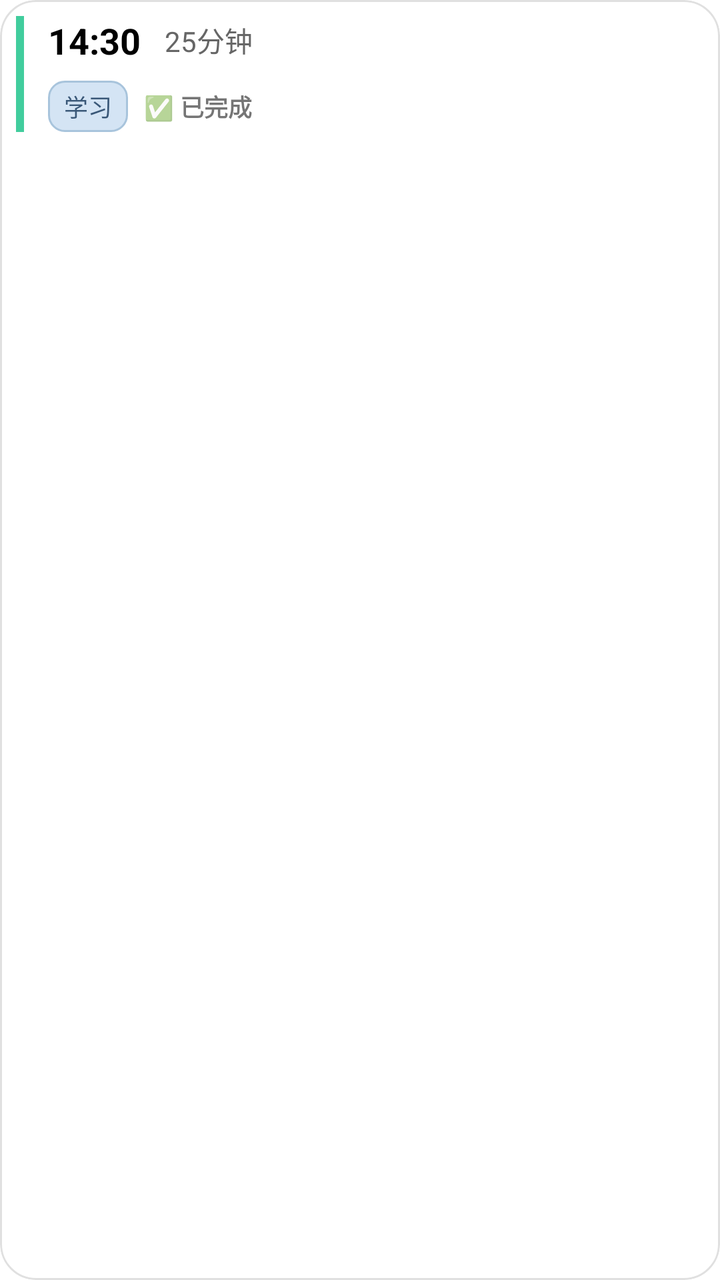
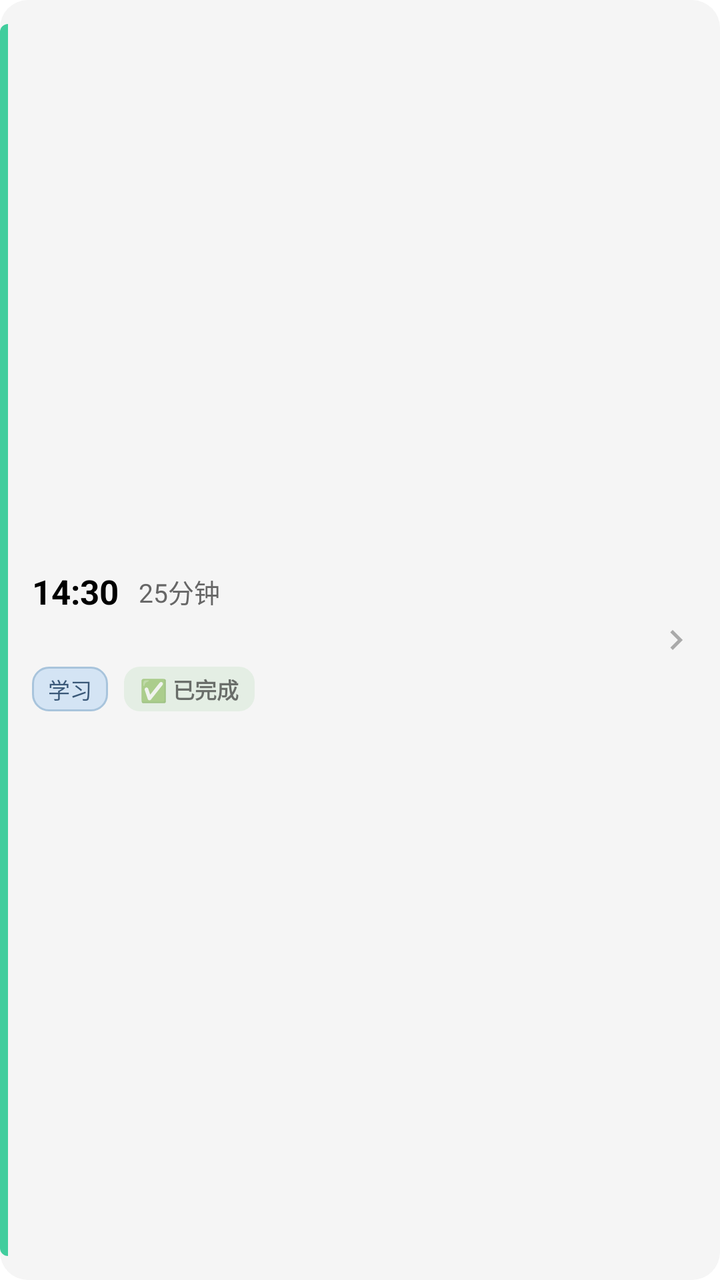

Screens rendered from an Android XML layout before and after an edit, with the pre-edit source and the edit as a unified diff.
<!-- AndroidManifest.xml: application theme Theme.PomodoroTimer -->
<!-- res/layout/item_session.xml -->
<?xml version="1.0" encoding="utf-8"?>
<com.google.android.material.card.MaterialCardView xmlns:android="http://schemas.android.com/apk/res/android"
    xmlns:app="http://schemas.android.com/apk/res-auto"
    android:layout_width="match_parent"
    android:layout_height="wrap_content"
    android:layout_marginStart="3dp"
    android:layout_marginTop="6dp"
    android:layout_marginEnd="3dp"
    android:layout_marginBottom="6dp"
    android:clickable="true"
    android:focusable="true"
    android:foreground="?attr/selectableItemBackground"
    app:cardCornerRadius="18dp"
    app:cardElevation="3dp"
    app:strokeColor="@color/border_light"
    app:strokeWidth="1dp">

    <LinearLayout
        android:layout_width="match_parent"
        android:layout_height="wrap_content"
        android:orientation="horizontal"
        android:padding="8dp">

        
        <View
            android:layout_width="4dp"
            android:layout_height="match_parent"
            android:background="@color/primary"
            android:layout_marginEnd="12dp" />

        <LinearLayout
            android:layout_width="0dp"
            android:layout_height="wrap_content"
            android:layout_weight="1"
            android:orientation="vertical">

            <LinearLayout
                android:layout_width="match_parent"
                android:layout_height="wrap_content"
                android:orientation="horizontal"
                android:gravity="center_vertical">

                <TextView
                    android:id="@+id/session_time"
                    android:layout_width="wrap_content"
                    android:layout_height="wrap_content"
                    android:text="@string/layout_placeholder_time"
                    android:textSize="18sp"
                    android:textStyle="bold"
                    android:textColor="@color/text_primary"
                    android:layout_marginEnd="12dp" />

                <TextView
                    android:id="@+id/session_duration"
                    android:layout_width="wrap_content"
                    android:layout_height="wrap_content"
                    android:text="@string/layout_placeholder_duration"
                    android:textSize="14sp"
                    android:textColor="@color/text_secondary" />

            </LinearLayout>

            <LinearLayout
                android:layout_width="match_parent"
                android:layout_height="wrap_content"
                android:orientation="horizontal"
                android:layout_marginTop="8dp"
                android:gravity="center_vertical">

                <TextView
                    android:id="@+id/session_category"
                    android:layout_width="wrap_content"
                    android:layout_height="wrap_content"
                    android:text="@string/layout_placeholder_category_study"
                    android:textSize="12sp"
                    android:textColor="@color/task_cat_default_text"
                    android:background="@drawable/category_default_background"
                    android:paddingHorizontal="8dp"
                    android:paddingVertical="4dp"
                    android:layout_marginEnd="8dp" />

                <TextView
                    android:id="@+id/session_status"
                    android:layout_width="wrap_content"
                    android:layout_height="wrap_content"
                    android:text="@string/statistics_status_completed"
                    android:textSize="12sp"
                    android:textStyle="bold" />

            </LinearLayout>

        </LinearLayout>

    </LinearLayout>

</com.google.android.material.card.MaterialCardView>
<!-- resources referenced by this layout -->
<resources>
  <color name="border_light">#FFE0E0E0</color>
  <color name="primary">#FF41CD9D</color>
  <color name="task_cat_default_text">#3A5878</color>
  <color name="text_primary">#FF000000</color>
  <color name="text_secondary">#FF666666</color>
  <!-- drawable category_default_background (drawable) -->
  <?xml version="1.0" encoding="utf-8"?>
  <shape xmlns:android="http://schemas.android.com/apk/res/android"
      android:shape="rectangle">
      <solid android:color="@color/task_cat_default_bg" />
      <corners android:radius="8dp" />
      <stroke
          android:width="1dp"
          android:color="@color/task_cat_default_border" />
  </shape>
  <string name="layout_placeholder_category_study">学习</string>
  <string name="layout_placeholder_duration">25分钟</string>
  <string name="layout_placeholder_time">14:30</string>
  <string name="statistics_status_completed">✅ 已完成</string>
  <color name="task_cat_default_bg">#D4E4F4</color>
  <color name="task_cat_default_border">#A8C4DC</color>
  <color name="skyblue">#FF51CDFF</color>
  <color name="default_theme_dark">#014971</color>
  <color name="teal_200">#FF03DAC5</color>
  <color name="teal_700">#FF018786</color>
  <color name="black">#FF000000</color>
  <color name="background_card">#FFFFFFFF</color>
  <style name="AppActionBarTitle" parent="TextAppearance.AppCompat.Widget.ActionBar.Title">
          <item name="android:textColor">@color/text_primary</item>
          <item name="android:textSize">18sp</item>
      </style>
  <!-- unchanged entries left out for length: 2 -->
</resources>

<!-- the commit's change to res/layout/item_session.xml (unified diff, before → after) -->
@@ -1,96 +1,122 @@
 <?xml version="1.0" encoding="utf-8"?>
-<com.google.android.material.card.MaterialCardView xmlns:android="http://schemas.android.com/apk/res/android"
+<LinearLayout xmlns:android="http://schemas.android.com/apk/res/android"
     xmlns:app="http://schemas.android.com/apk/res-auto"
     android:layout_width="match_parent"
     android:layout_height="wrap_content"
-    android:layout_marginStart="3dp"
-    android:layout_marginTop="6dp"
-    android:layout_marginEnd="3dp"
-    android:layout_marginBottom="6dp"
+    android:layout_marginBottom="8dp"
+    android:background="@drawable/bg_session_item"
     android:clickable="true"
     android:focusable="true"
-    android:foreground="?attr/selectableItemBackground"
-    app:cardCornerRadius="18dp"
-    app:cardElevation="3dp"
-    app:strokeColor="@color/border_light"
-    app:strokeWidth="1dp">
+    android:gravity="center_vertical"
+    android:minHeight="72dp"
+    android:orientation="horizontal"
+    android:paddingStart="0dp"
+    android:paddingTop="12dp"
+    android:paddingEnd="12dp"
+    android:paddingBottom="12dp">
+
+    
+    <View
+        android:id="@+id/session_status_indicator"
+        android:layout_width="4dp"
+        android:layout_height="match_parent"
+        android:layout_marginEnd="12dp"
+        android:background="@drawable/bg_session_status_indicator"
+        android:minHeight="48dp" />
 
     <LinearLayout
-        android:layout_width="match_parent"
+        android:layout_width="0dp"
         android:layout_height="wrap_content"
-        android:orientation="horizontal"
-        android:padding="8dp">
-
-        
-        <View
-            android:layout_width="4dp"
-            android:layout_height="match_parent"
-            android:background="@color/primary"
-            android:layout_marginEnd="12dp" />
+        android:layout_weight="1"
+        android:orientation="vertical">
 
         <LinearLayout
-            android:layout_width="0dp"
+            android:layout_width="match_parent"
             android:layout_height="wrap_content"
-            android:layout_weight="1"
-            android:orientation="vertical">
+            android:gravity="center_vertical"
+            android:orientation="horizontal">
 
-            <LinearLayout
-                android:layout_width="match_parent"
+            <TextView
+                android:id="@+id/session_time"
+                android:layout_width="wrap_content"
                 android:layout_height="wrap_content"
-                android:orientation="horizontal"
-                android:gravity="center_vertical">
+                android:text="@string/layout_placeholder_time"
+                android:textColor="@color/text_primary"
+                android:textSize="17sp"
+                android:textStyle="bold" />
 
-                <TextView
-                    android:id="@+id/session_time"
-                    android:layout_width="wrap_content"
-                    android:layout_height="wrap_content"
-                    android:text="@string/layout_placeholder_time"
-                    android:textSize="18sp"
-                    android:textStyle="bold"
-                    android:textColor="@color/text_primary"
-                    android:layout_marginEnd="12dp" />
+            <TextView
+                android:id="@+id/session_duration"
+                android:layout_width="wrap_content"
+                android:layout_height="wrap_content"
+                android:layout_marginStart="10dp"
+                android:text="@string/layout_placeholder_duration"
+                android:textColor="@color/text_secondary"
+                android:textSize="13sp" />
 
-                <TextView
-                    android:id="@+id/session_duration"
-                    android:layout_width="wrap_content"
-                    android:layout_height="wrap_content"
-                    android:text="@string/layout_placeholder_duration"
-                    android:textSize="14sp"
-                    android:textColor="@color/text_secondary" />
+            <TextView
+                android:id="@+id/session_notes_badge"
+                android:layout_width="wrap_content"
+                android:layout_height="wrap_content"
+                android:layout_marginStart="8dp"
+                android:background="@drawable/bg_calendar_count_badge"
+                android:paddingHorizontal="6dp"
+                android:paddingVertical="2dp"
+                android:text="@string/calendar_session_has_notes"
+                android:textColor="@color/primary"
+                android:textSize="10sp"
+                android:visibility="gone" />
 
-            </LinearLayout>
+        </LinearLayout>
 
-            <LinearLayout
-                android:layout_width="match_parent"
+        <TextView
+            android:id="@+id/session_time_range"
+            android:layout_width="wrap_content"
+            android:layout_height="wrap_content"
+            android:layout_marginTop="2dp"
+            android:textColor="@color/text_hint"
+            android:textSize="12sp" />
+
+        <LinearLayout
+            android:layout_width="match_parent"
+            android:layout_height="wrap_content"
+            android:layout_marginTop="8dp"
+            android:gravity="center_vertical"
+            android:orientation="horizontal">
+
+            <TextView
+                android:id="@+id/session_category"
+                android:layout_width="wrap_content"
                 android:layout_height="wrap_content"
-                android:orientation="horizontal"
-                android:layout_marginTop="8dp"
-                android:gravity="center_vertical">
+                android:layout_marginEnd="8dp"
+                android:background="@drawable/category_default_background"
+                android:paddingHorizontal="8dp"
+                android:paddingVertical="3dp"
+                android:text="@string/layout_placeholder_category_study"
+                android:textColor="@color/task_cat_default_text"
+                android:textSize="11sp" />
 
-                <TextView
-                    android:id="@+id/session_category"
-                    android:layout_width="wrap_content"
-                    android:layout_height="wrap_content"
-                    android:text="@string/layout_placeholder_category_study"
-                    android:textSize="12sp"
-                    android:textColor="@color/task_cat_default_text"
-                    android:background="@drawable/category_default_background"
-                    android:paddingHorizontal="8dp"
-                    android:paddingVertical="4dp"
-                    android:layout_marginEnd="8dp" />
-
-                <TextView
-                    android:id="@+id/session_status"
-                    android:layout_width="wrap_content"
-                    android:layout_height="wrap_content"
-                    android:text="@string/statistics_status_completed"
-                    android:textSize="12sp"
-                    android:textStyle="bold" />
-
-            </LinearLayout>
+            <TextView
+                android:id="@+id/session_status"
+                android:layout_width="wrap_content"
+                android:layout_height="wrap_content"
+                android:background="@drawable/bg_session_status_completed"
+                android:paddingHorizontal="8dp"
+                android:paddingVertical="3dp"
+                android:text="@string/statistics_status_completed"
+                android:textSize="11sp"
+                android:textStyle="bold" />
 
         </LinearLayout>
 
     </LinearLayout>
 
-</com.google.android.material.card.MaterialCardView>
+    <ImageView
+        android:layout_width="20dp"
+        android:layout_height="20dp"
+        android:layout_marginStart="4dp"
+        android:contentDescription="@string/calendar_tap_hint"
+        android:src="@drawable/ic_chevron_right"
+        app:tint="@color/text_hint" />
+
+</LinearLayout>
<!-- resource entries referenced after the edit -->
@@ -1,10 +1,46 @@
 <!-- resources referenced by this layout -->
 <resources>
-  <color name="border_light">#FFE0E0E0</color>
   <color name="primary">#FF41CD9D</color>
   <color name="task_cat_default_text">#3A5878</color>
+  <color name="text_hint">#FFAAAAAA</color>
   <color name="text_primary">#FF000000</color>
   <color name="text_secondary">#FF666666</color>
+  <!-- drawable bg_calendar_count_badge (drawable) -->
+  <?xml version="1.0" encoding="utf-8"?>
+  <shape xmlns:android="http://schemas.android.com/apk/res/android"
+      android:shape="rectangle">
+      <solid android:color="@color/stats_hero_accent" />
+      <corners android:radius="10dp" />
+  </shape>
+  <!-- drawable bg_session_item (drawable) -->
+  <?xml version="1.0" encoding="utf-8"?>
+  <ripple xmlns:android="http://schemas.android.com/apk/res/android"
+      android:color="@color/bottom_nav_ripple">
+      <item>
+          <shape android:shape="rectangle">
+              <solid android:color="@color/background_secondary" />
+              <corners android:radius="14dp" />
+          </shape>
+      </item>
+  </ripple>
+  <!-- drawable bg_session_status_completed (drawable) -->
+  <?xml version="1.0" encoding="utf-8"?>
+  <shape xmlns:android="http://schemas.android.com/apk/res/android"
+      android:shape="rectangle">
+      <solid android:color="#1A4CAF50" />
+      <corners android:radius="8dp" />
+  </shape>
+  <!-- drawable bg_session_status_indicator (drawable) -->
+  <?xml version="1.0" encoding="utf-8"?>
+  <shape xmlns:android="http://schemas.android.com/apk/res/android"
+      android:shape="rectangle">
+      <solid android:color="@color/calendar_indicator_completed" />
+      <corners
+          android:topLeftRadius="14dp"
+          android:bottomLeftRadius="14dp"
+          android:topRightRadius="0dp"
+          android:bottomRightRadius="0dp" />
+  </shape>
   <!-- drawable category_default_background (drawable) -->
   <?xml version="1.0" encoding="utf-8"?>
   <shape xmlns:android="http://schemas.android.com/apk/res/android"
@@ -15,10 +51,27 @@
           android:width="1dp"
           android:color="@color/task_cat_default_border" />
   </shape>
+  <!-- drawable ic_chevron_right (drawable) -->
+  <?xml version="1.0" encoding="utf-8"?>
+  <vector xmlns:android="http://schemas.android.com/apk/res/android"
+      android:width="24dp"
+      android:height="24dp"
+      android:viewportWidth="24"
+      android:viewportHeight="24">
+      <path
+          android:fillColor="@color/text_primary"
+          android:pathData="M10,6L8.59,7.41 13.17,12l-4.58,4.59L10,18l6,-6z"/>
+  </vector>
+  <string name="calendar_session_has_notes">有心得</string>
+  <string name="calendar_tap_hint">点击查看详情</string>
   <string name="layout_placeholder_category_study">学习</string>
   <string name="layout_placeholder_duration">25分钟</string>
   <string name="layout_placeholder_time">14:30</string>
   <string name="statistics_status_completed">✅ 已完成</string>
+  <color name="stats_hero_accent">#1A41CD9D</color>
+  <color name="bottom_nav_ripple">#0A000000</color>
+  <color name="background_secondary">#FFF5F5F5</color>
+  <color name="calendar_indicator_completed">#FF41CD9D</color>
   <color name="task_cat_default_bg">#D4E4F4</color>
   <color name="task_cat_default_border">#A8C4DC</color>
   <color name="skyblue">#FF51CDFF</color>
